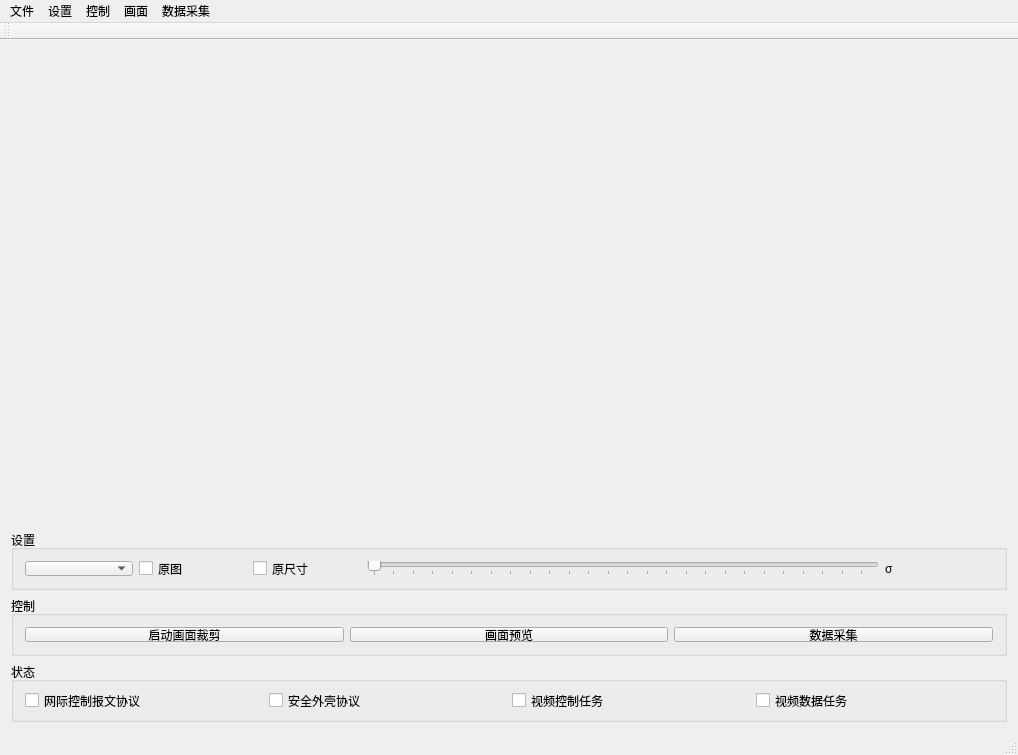
Qt form trunk/ProjectCode/SGVcode/crack_detect_img_process/mainwindow.ui (blacksherry0831/slicOutDoorParallelCollection.Spiral) before a commit.
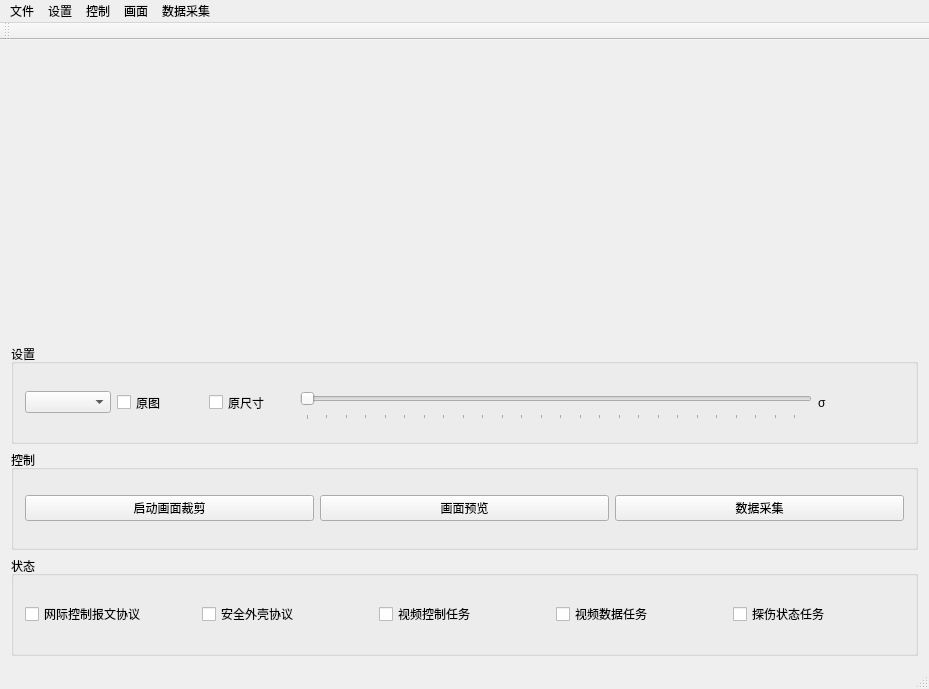
The same form after that commit. Custom widgets are drawn as their Qt base class.

Diff of the .ui file:
```diff
--- a/trunk/ProjectCode/SGVcode/crack_detect_img_process/mainwindow.ui
+++ b/trunk/ProjectCode/SGVcode/crack_detect_img_process/mainwindow.ui
@@ -6,8 +6,8 @@
    <rect>
     <x>0</x>
     <y>0</y>
-    <width>1018</width>
-    <height>755</height>
+    <width>929</width>
+    <height>689</height>
    </rect>
   </property>
   <property name="sizePolicy">
@@ -151,7 +151,7 @@
         <property name="maximumSize">
          <size>
           <width>16777215</width>
-          <height>60</height>
+          <height>100</height>
          </size>
         </property>
         <property name="title">
@@ -241,7 +241,7 @@
         <property name="maximumSize">
          <size>
           <width>16777215</width>
-          <height>60</height>
+          <height>100</height>
          </size>
         </property>
         <property name="title">
@@ -297,7 +297,7 @@
         <property name="maximumSize">
          <size>
           <width>16777215</width>
-          <height>60</height>
+          <height>100</height>
          </size>
         </property>
         <property name="title">
@@ -334,6 +334,13 @@
              </property>
             </widget>
            </item>
+           <item>
+            <widget class="QCheckBox" name="checkBox">
+             <property name="text">
+              <string>探伤状态任务</string>
+             </property>
+            </widget>
+           </item>
           </layout>
          </item>
         </layout>
@@ -348,7 +355,7 @@
     <rect>
      <x>0</x>
      <y>0</y>
-     <width>1018</width>
+     <width>929</width>
      <height>23</height>
     </rect>
    </property>
```
